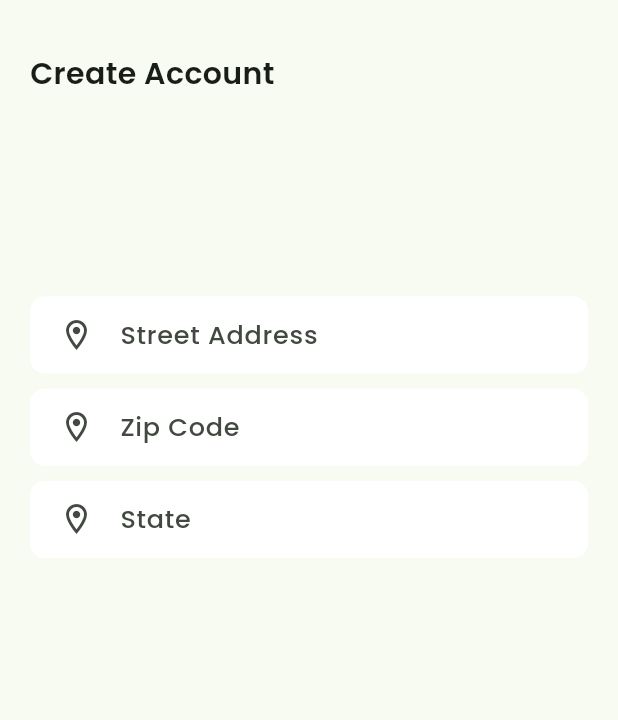
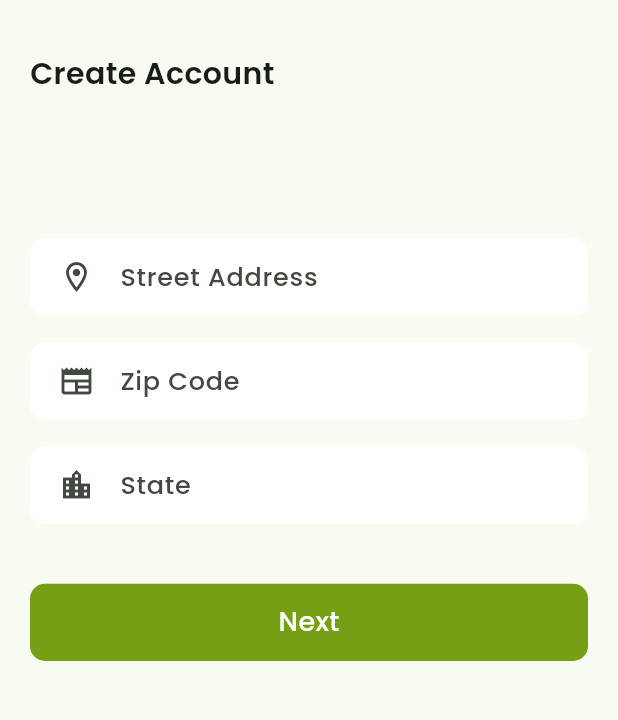
Before and after one commit to HAMZA-CH420/Acaste, a Flutter app: the AddressScreen screen opened directly, on a phone screen of 412 x 824 dp, the part 173-893 px from its top. Run offline on Flutter 3.47's test engine with Material 3 defaults, Android fonts, the phone set to English and light mode, and no system bars; our stand-ins replace google_fonts.

Commit message:
minor changes

```diff
--- a/lib/Features/AuthenticationScreens/SignUpScreens/address_screen.dart
+++ b/lib/Features/AuthenticationScreens/SignUpScreens/address_screen.dart
@@ -1,4 +1,5 @@
 import 'package:acaste/Features/AuthenticationScreens/widgets/custom_text_field.dart';
+import 'package:acaste/Features/AuthenticationScreens/widgets/sign_button.dart';
 import 'package:flutter/material.dart';
 import 'package:google_fonts/google_fonts.dart';
 
@@ -30,18 +31,21 @@ class AddressScreen extends StatelessWidget {
                 ),
               ),
               SizedBox(
-                height: MediaQuery.sizeOf(context).height / 14,
+                height: 20,
               ),
               Column(
+                spacing: 8,
                 children: [
                   CustomTextField(
                       hintText: "Street Address",
                       icon: Icons.location_on_outlined),
-                  CustomTextField(
-                      hintText: "Zip Code", icon: Icons.location_on_outlined),
-                  CustomTextField(
-                      hintText: "State", icon: Icons.location_on_outlined),
+                  CustomTextField(hintText: "Zip Code", icon: Icons.newspaper),
+                  CustomTextField(hintText: "State", icon: Icons.location_city),
                 ],
+              ),
+              SignButton(
+                btnName: "Next",
+                onTap: () {},
               ),
             ],
           ),
--- a/lib/Features/AuthenticationScreens/widgets/custom_button.dart
+++ b/lib/Features/AuthenticationScreens/widgets/custom_button.dart
@@ -21,7 +21,7 @@ class _CustomButtonState extends State<CustomButton> {
         setState(() {
           onTap = !onTap;
           Future.delayed(
-            Duration(milliseconds: 800),
+            Duration(milliseconds: 600),
             () => Navigator.push(
                 context,
                 MaterialPageRoute(
--- a/lib/Features/AuthenticationScreens/widgets/sign_button.dart
+++ b/lib/Features/AuthenticationScreens/widgets/sign_button.dart
@@ -3,12 +3,15 @@ import 'package:flutter/material.dart';
 import 'package:google_fonts/google_fonts.dart';
 
 class SignButton extends StatelessWidget {
-  const SignButton({super.key, required this.btnName});
+  const SignButton({super.key, required this.btnName, required this.onTap});
   final String btnName;
+  final VoidCallback onTap;
   @override
   Widget build(BuildContext context) {
     final size = MediaQuery.sizeOf(context);
-    return Container(
+    return GestureDetector(
+      onTap: onTap,
+      child: Container(
         margin: const EdgeInsets.only(bottom: 10),
         alignment: Alignment.center,
         height: size.height / 16,
@@ -25,6 +28,7 @@ class SignButton extends StatelessWidget {
             color: Colors.white,
           ),
         ),
+      ),
     );
   }
 }
```
Lines whose indentation alone changed are shown as unchanged.
